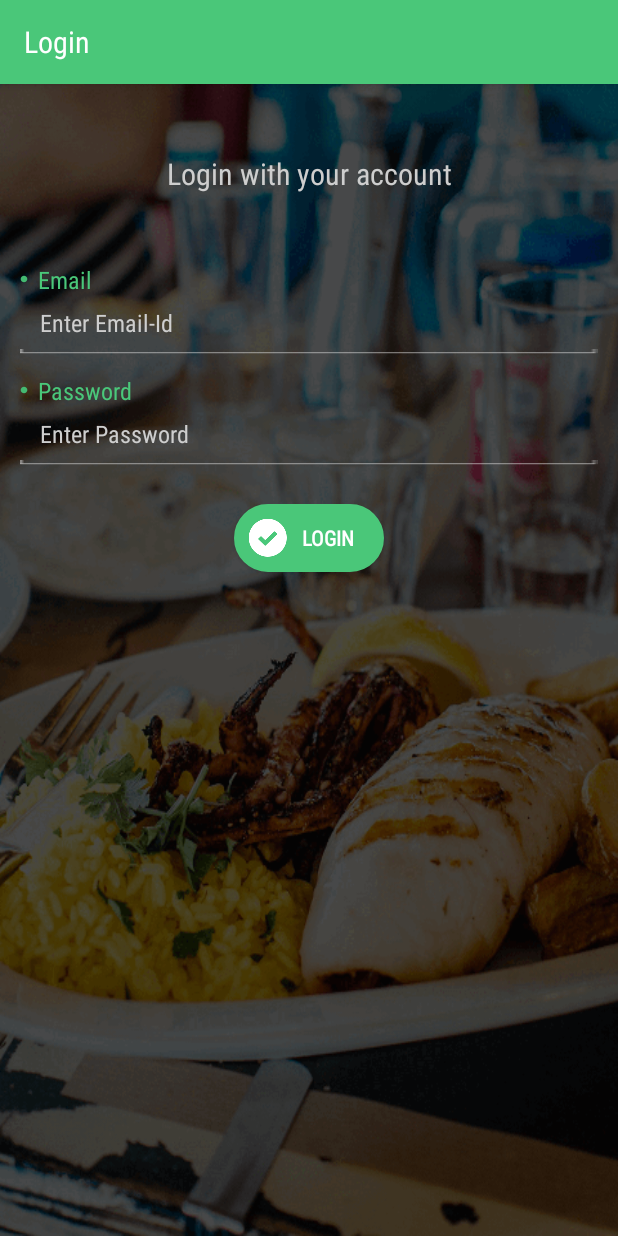
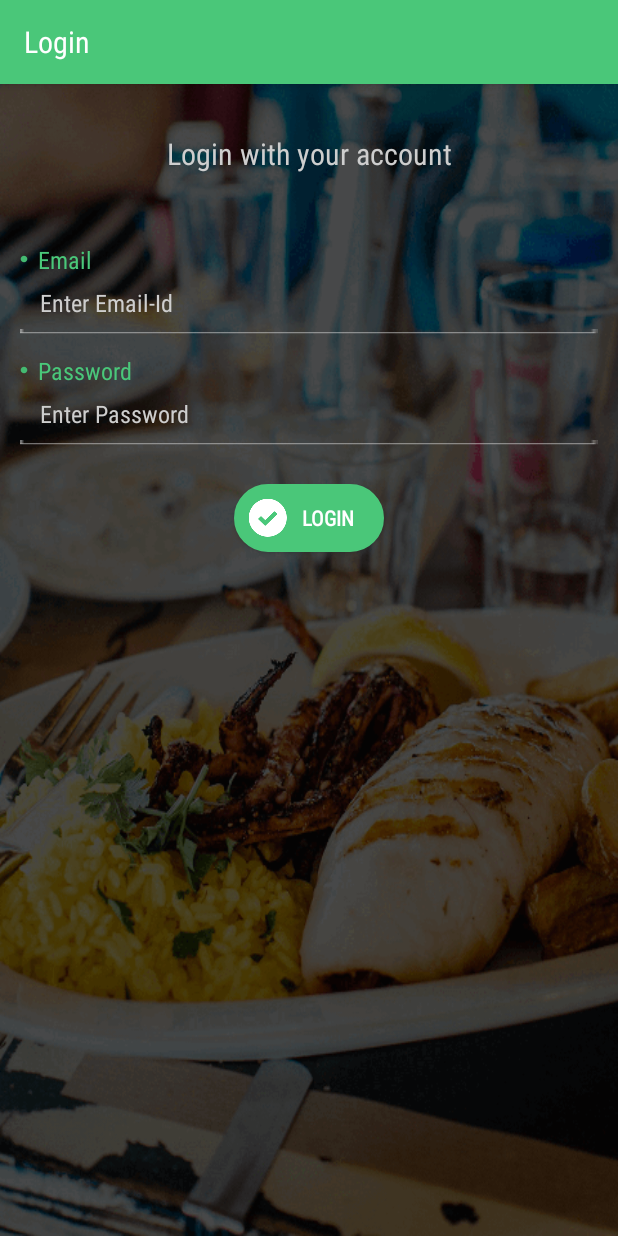
Before and after one commit to iamrahulyadav/DineHawaiiPartner, an Android app: the screen it shows after launch (LoginActivity), on a phone screen of 412 x 824 dp. Run offline under Robolectric (Android 15) with nearby library versions, the phone set to English and light mode, and no system bars; our stand-ins replace sdp/ssp sizes.

Commit message:
edited by kirti

```diff
--- a/app/src/main/res/layout/activity_login.xml
+++ b/app/src/main/res/layout/activity_login.xml
@@ -30,6 +30,7 @@
         android:layout_below="@id/appbar"
         android:layout_marginLeft="@dimen/_10sdp"
         android:layout_marginRight="@dimen/_10sdp"
+        android:layout_marginTop="@dimen/_20sdp"
         android:orientation="vertical">
 
         <TextView
@@ -37,7 +38,6 @@
             style="@style/TextAppearance.AppCompat.Title"
             android:layout_width="match_parent"
             android:layout_height="wrap_content"
-            android:layout_marginTop="@dimen/_30sdp"
             android:fontFamily="@font/roboto"
             android:gravity="center"
             android:padding="@dimen/_5sdp"
```
